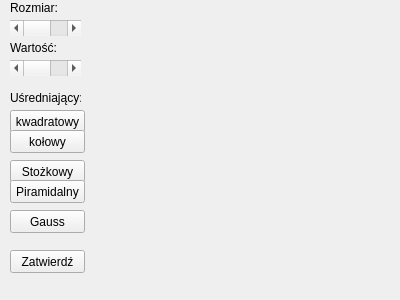
The window that edycja_obrazow/rozmycie.ui (hankav21/edytor_obrazow) describes before a commit, drawn with Qt 5.
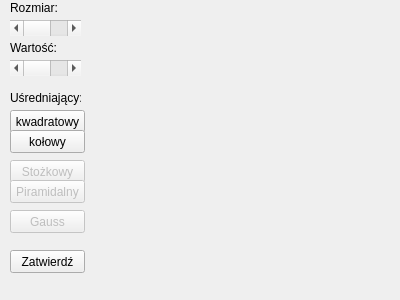
The same window after the commit.

The edit to the form file:
```diff
--- a/edycja_obrazow/rozmycie.ui
+++ b/edycja_obrazow/rozmycie.ui
@@ -124,6 +124,9 @@
     </property>
    </widget>
    <widget class="QPushButton" name="pushButton_stozkek">
+    <property name="enabled">
+     <bool>false</bool>
+    </property>
     <property name="geometry">
      <rect>
       <x>10</x>
@@ -137,6 +140,9 @@
     </property>
    </widget>
    <widget class="QPushButton" name="pushButton_piramida">
+    <property name="enabled">
+     <bool>false</bool>
+    </property>
     <property name="geometry">
      <rect>
       <x>10</x>
@@ -150,6 +156,9 @@
     </property>
    </widget>
    <widget class="QPushButton" name="pushButton_Gauss">
+    <property name="enabled">
+     <bool>false</bool>
+    </property>
     <property name="geometry">
      <rect>
       <x>10</x>
```
Left out of the diff: 11 changed lines with no effect on the pictures.
